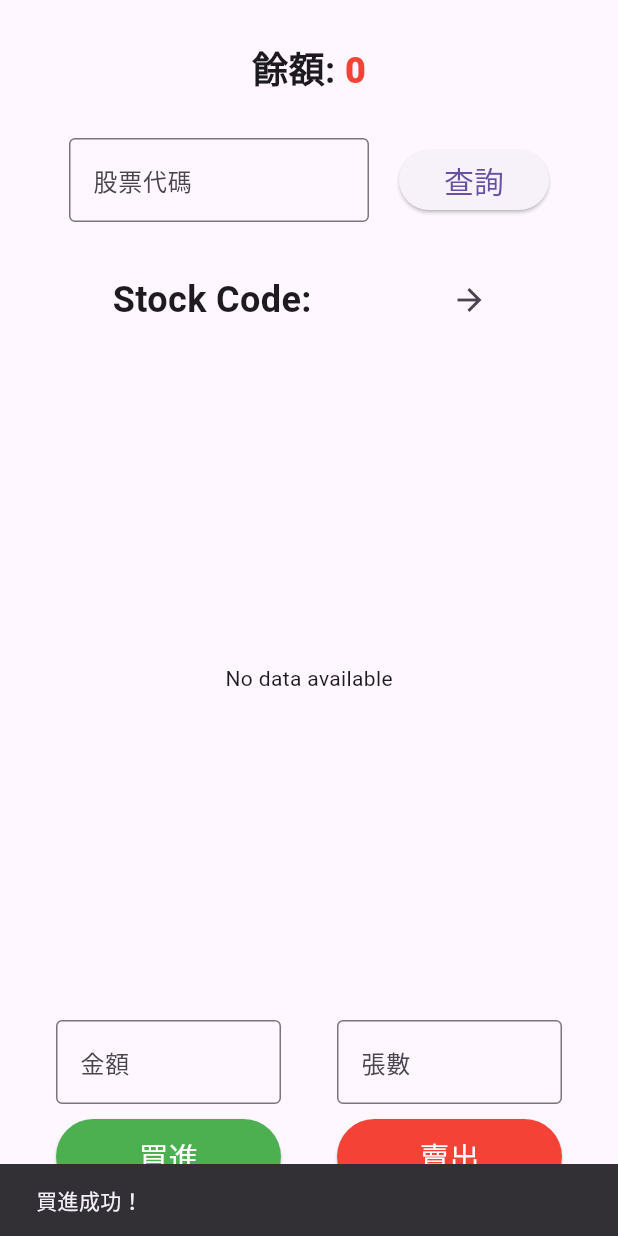
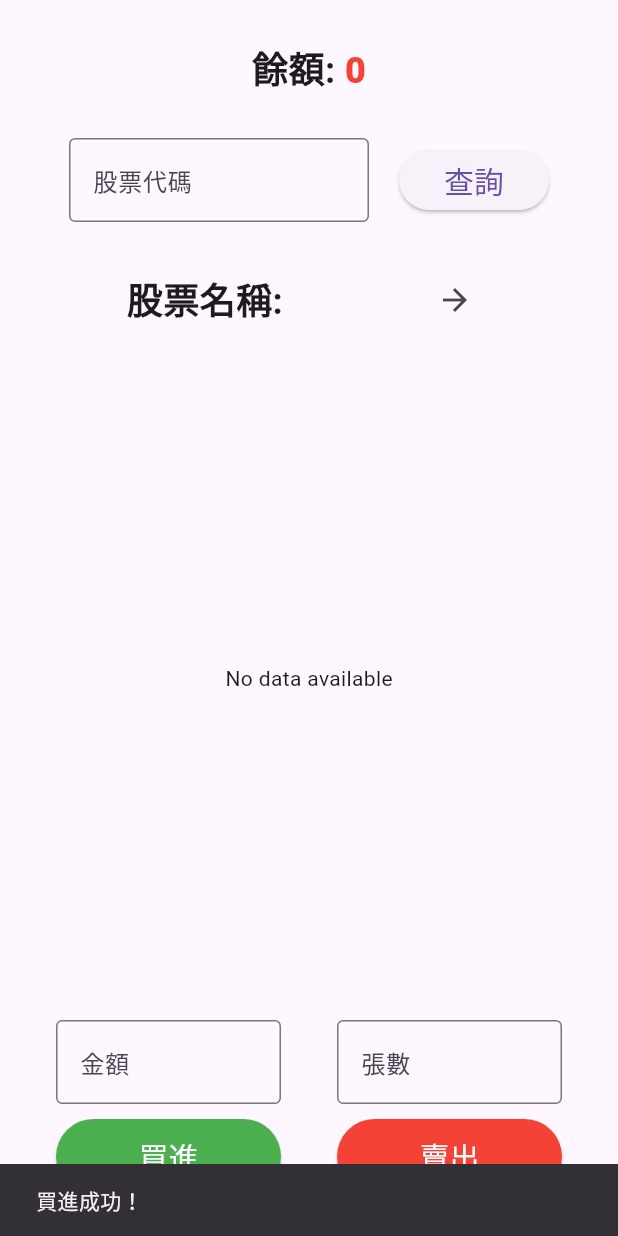
Before and after one commit to nayamiskr/Stock_Trainer, a Flutter app: the Stockgraph screen opened directly with empty values, after a tap on "買進", on a phone screen of 412 x 824 dp. Run offline on Flutter 3.47's test engine with Material 3 defaults, Android fonts, the phone set to English and light mode, and no system bars; our stand-ins replace flutter_datetime_picker_plus, sqflite; missing offline and left inert: interactive_chart; accounts and stored records are empty.

Commit message:
取得股票中文名稱與變更餘額數目

```diff
--- a/lib/app/page/stockGraph.dart
+++ b/lib/app/page/stockGraph.dart
@@ -3,6 +3,7 @@ import 'package:http/http.dart' as http;
 import 'package:flutter/material.dart';
 import 'package:interactive_chart/interactive_chart.dart';
 import 'package:stock_game/DB/StockDb.dart';
+import 'package:stock_game/app/page/homePage.dart';
 
 class Stockgraph extends StatefulWidget {
   const Stockgraph({
@@ -25,16 +26,37 @@ class Stockgraph extends StatefulWidget {
 class _StockgraphState extends State<Stockgraph> {
   List<CandleData> _candles = [];
   String stockCode = '';
+  String stockName = '';
   double buyPrice = 0;
   int buyAmount = 0;
+  late int budget;
   late DateTime _startDateTime;
   late DateTime _endDateTime;
 
   @override
   void initState() {
     super.initState();
+    budget = widget.budget;
     _startDateTime = widget.startDT.subtract(Duration(days: 30));
     _endDateTime = widget.startDT;
+  }
+
+  Future<void> getStockName(String code) async {
+    final url = Uri.parse('https://openapi.twse.com.tw/v1/opendata/t187ap03_L');
+
+    final response = await http.get(url);
+
+    if (response.statusCode == 200) {
+      final List<dynamic> data = jsonDecode(utf8.decode(response.bodyBytes));
+      for (var item in data) {
+        if (item['公司代號'] == code.substring(0, 4)) {
+          stockName = item['公司簡稱'];
+          print(item['公司名稱']);
+          return;
+        }
+      }
+      stockName = stockCode.toUpperCase(); // 如果找不到，則使用輸入的股票代碼
+    }
   }
 
   Future<void> fetchStockData(String symbol) async {
@@ -45,6 +67,7 @@ class _StockgraphState extends State<Stockgraph> {
     );
 
     final response = await http.get(url);
+
     if (response.statusCode == 200) {
       final data = jsonDecode(response.body);
       final result = data['chart']['result'][0];
@@ -98,7 +121,7 @@ class _StockgraphState extends State<Stockgraph> {
                 ),
                 children: [
                   TextSpan(
-                    text: '${widget.budget}',
+                    text: '${budget}',
                     style: const TextStyle(
                       color: Colors.red,
                       fontWeight: FontWeight.w900,
@@ -130,6 +153,7 @@ class _StockgraphState extends State<Stockgraph> {
                   child: ElevatedButton(
                     onPressed: () async {
                       if (stockCode.isNotEmpty) {
+                        await getStockName(stockCode);
                         await fetchStockData(stockCode);
                       }
                     },
@@ -144,7 +168,7 @@ class _StockgraphState extends State<Stockgraph> {
               mainAxisAlignment: MainAxisAlignment.spaceEvenly,
               children: [
                 Text(
-                  'Stock Code: ${stockCode}',
+                  '股票名稱: ${stockName}',
                   style: const TextStyle(
                     fontSize: 24,
                     fontWeight: FontWeight.bold,
@@ -228,7 +252,7 @@ class _StockgraphState extends State<Stockgraph> {
                           backgroundColor: Colors.green,
                         ),
                         onPressed: () {
-                          if (buyPrice * (buyAmount * 1000) <= widget.budget) {
+                          if (buyPrice * (buyAmount * 1000) <= budget) {
                             ScaffoldMessenger.of(
                               context,
                             ).showSnackBar(SnackBar(content: Text('買進成功！')));
@@ -239,7 +263,10 @@ class _StockgraphState extends State<Stockgraph> {
                                 price: buyPrice,
                                 amount: buyAmount,
                               ),
-                            );
+                            );// 更新股票資料庫
+                            setState(() {
+                              budget -= (buyPrice * (buyAmount * 1000)).toInt();
+                            });
                           } else {
                             ScaffoldMessenger.of(
                               context,
@@ -260,7 +287,7 @@ class _StockgraphState extends State<Stockgraph> {
                           backgroundColor: Colors.red,
                         ),
                         onPressed: () {
-                          if (buyPrice * (buyAmount * 1000) <= widget.budget) {
+                          if (buyPrice * (buyAmount * 1000) <= budget) {
                             ScaffoldMessenger.of(
                               context,
                             ).showSnackBar(SnackBar(content: Text('賣出成功！')));
```
Also changed, not shown: 1 other file.
